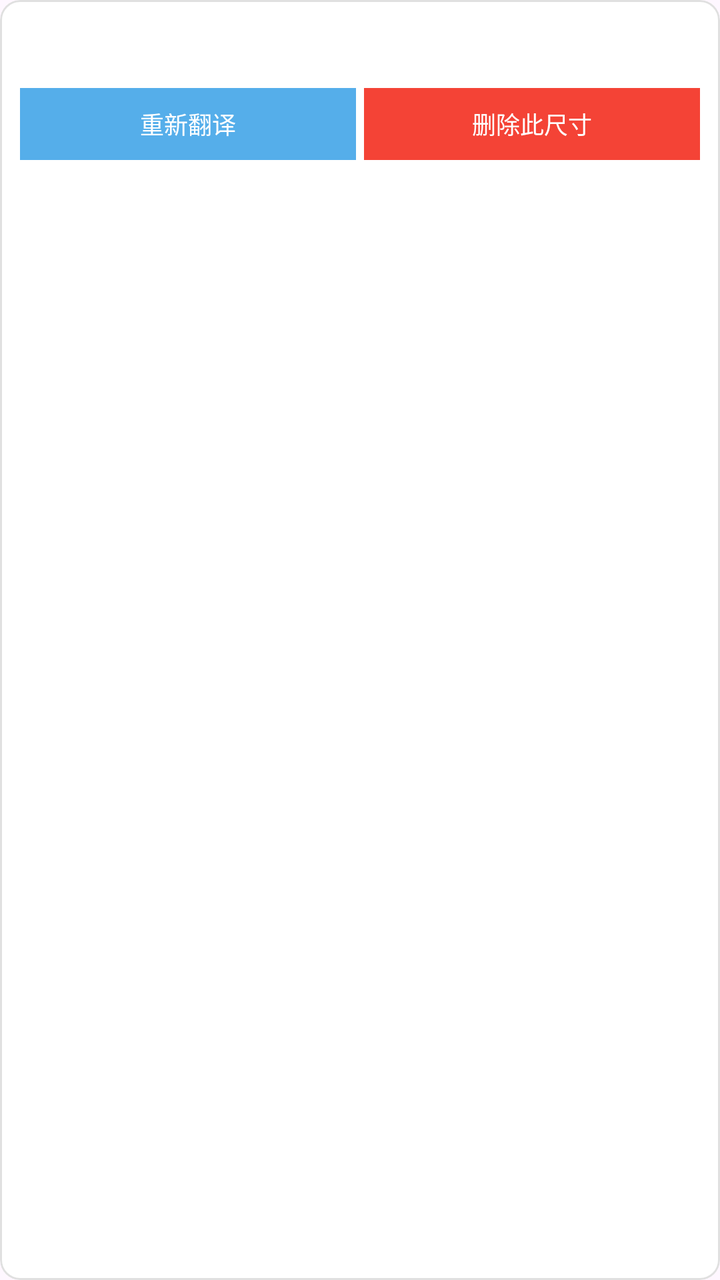
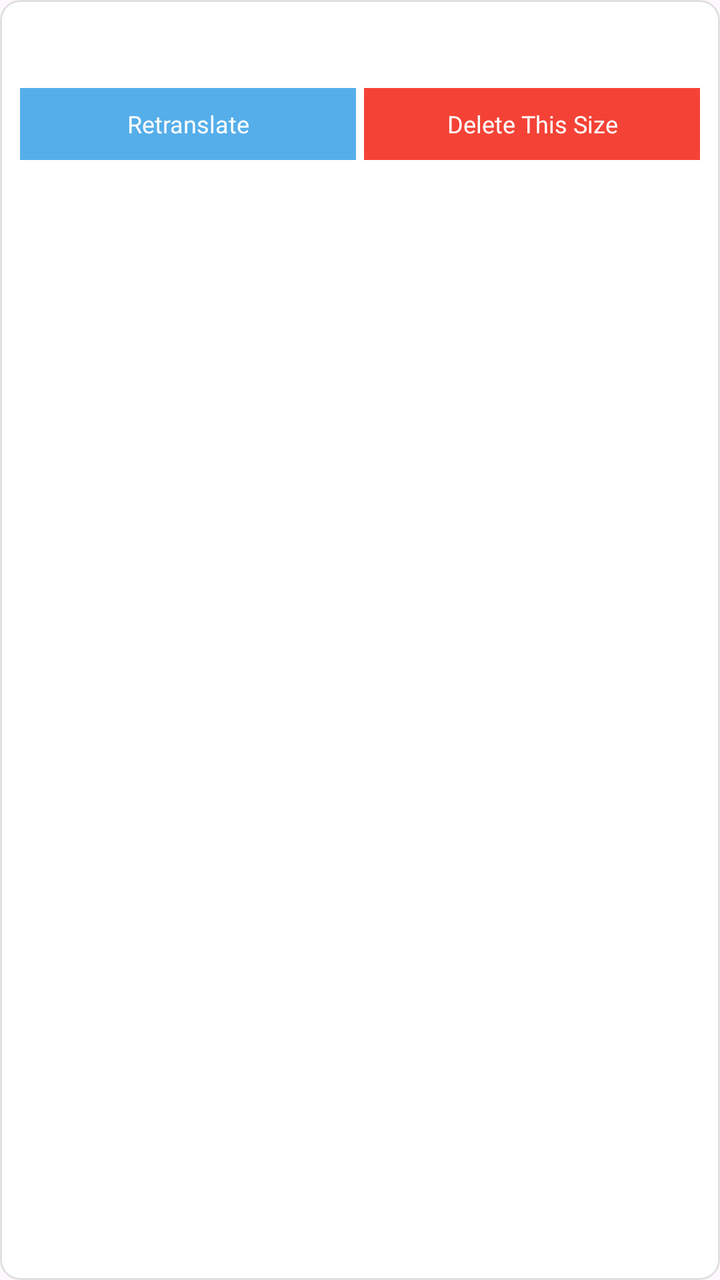

Two renders of the same Android screen: before a commit and after it. Below are the layout's source before the change and the commit's diff.
<!-- AndroidManifest.xml: application theme Theme.MT -->
<!-- res/layout/item_history_manga_manage.xml -->
<?xml version="1.0" encoding="utf-8"?>
<com.google.android.material.card.MaterialCardView xmlns:android="http://schemas.android.com/apk/res/android"
    xmlns:app="http://schemas.android.com/apk/res-auto"
    android:layout_width="match_parent"
    android:layout_height="wrap_content"
    android:layout_marginStart="4dp"
    android:layout_marginEnd="4dp"
    android:layout_marginTop="4dp"
    android:layout_marginBottom="4dp"
    app:cardCornerRadius="10dp"
    app:cardElevation="0dp"
    app:strokeWidth="1dp"
    app:strokeColor="#E0E0E0"
    app:cardBackgroundColor="#FFFFFF">

    <LinearLayout
        android:layout_width="match_parent"
        android:layout_height="wrap_content"
        android:orientation="vertical">

        
        <FrameLayout
            android:layout_width="match_parent"
            android:layout_height="wrap_content">

            <ImageView
                android:id="@+id/iv_thumbnail"
                android:layout_width="match_parent"
                android:layout_height="wrap_content"
                android:adjustViewBounds="true"
                android:maxHeight="200dp"
                android:scaleType="fitCenter" />

            
            <TextView
                android:id="@+id/tv_size_badge"
                android:layout_width="wrap_content"
                android:layout_height="wrap_content"
                android:layout_gravity="end|top"
                android:layout_marginTop="6dp"
                android:layout_marginEnd="6dp"
                android:background="@drawable/badge_background"
                android:paddingStart="6dp"
                android:paddingEnd="6dp"
                android:paddingTop="2dp"
                android:paddingBottom="2dp"
                android:textColor="#FFFFFF"
                android:textSize="10sp"
                android:textStyle="bold"
                android:visibility="gone" />

            
            <TextView
                android:id="@+id/tvRetranslateBadge"
                android:layout_width="wrap_content"
                android:layout_height="wrap_content"
                android:layout_gravity="end|top"
                android:layout_marginTop="6dp"
                android:layout_marginEnd="6dp"
                android:background="#CCFF6600"
                android:paddingStart="6dp"
                android:paddingEnd="6dp"
                android:paddingTop="2dp"
                android:paddingBottom="2dp"
                android:textColor="#FFFFFF"
                android:textSize="10sp"
                android:textStyle="bold"
                android:visibility="gone" />

            
            <TextView
                android:id="@+id/btnToggleImage"
                android:layout_width="36dp"
                android:layout_height="36dp"
                android:text="📷"
                android:textSize="16sp"
                android:gravity="center"
                android:background="#66000000"
                android:visibility="gone"
                android:clickable="true"
                android:focusable="true"
                android:layout_gravity="end|top"
                android:layout_marginTop="32dp"
                android:layout_marginEnd="6dp" />
        </FrameLayout>

        
        <LinearLayout
            android:layout_width="match_parent"
            android:layout_height="wrap_content"
            android:orientation="vertical"
            android:paddingStart="10dp"
            android:paddingEnd="10dp"
            android:paddingTop="8dp"
            android:paddingBottom="8dp">

            
            <TextView
                android:id="@+id/tv_phash"
                android:layout_width="wrap_content"
                android:layout_height="wrap_content"
                android:textColor="#999999"
                android:textSize="9sp"
                android:fontFamily="monospace"
                android:maxLines="1" />

            
            <LinearLayout
                android:layout_width="match_parent"
                android:layout_height="wrap_content"
                android:orientation="horizontal"
                android:gravity="center_vertical"
                android:layout_marginTop="3dp">

                <TextView
                    android:id="@+id/tv_translator_name"
                    android:layout_width="0dp"
                    android:layout_height="wrap_content"
                    android:layout_weight="1"
                    android:textColor="#666666"
                    android:textSize="11sp"
                    android:maxLines="1" />

                <TextView
                    android:id="@+id/tv_time"
                    android:layout_width="wrap_content"
                    android:layout_height="wrap_content"
                    android:textColor="#999999"
                    android:textSize="11sp" />
            </LinearLayout>

            
            <Spinner
                android:id="@+id/spinnerVariant"
                android:layout_width="match_parent"
                android:layout_height="wrap_content"
                android:layout_marginTop="4dp"
                android:visibility="gone" />

            
            <LinearLayout
                android:layout_width="match_parent"
                android:layout_height="wrap_content"
                android:orientation="horizontal"
                android:layout_marginTop="6dp"
                android:gravity="end">

                <TextView
                    android:id="@+id/btnRetranslate"
                    android:layout_width="0dp"
                    android:layout_height="36dp"
                    android:layout_weight="1"
                    android:text="重新翻译"
                    android:textSize="12sp"
                    android:textColor="#FFFFFF"
                    android:gravity="center"
                    android:background="#55AEEA"
                    android:clickable="true"
                    android:focusable="true" />

                <TextView
                    android:id="@+id/btnDeleteVariant"
                    android:layout_width="0dp"
                    android:layout_height="36dp"
                    android:layout_weight="1"
                    android:layout_marginStart="4dp"
                    android:text="删除此尺寸"
                    android:textSize="12sp"
                    android:textColor="#FFFFFF"
                    android:gravity="center"
                    android:background="#F44336"
                    android:clickable="true"
                    android:focusable="true" />
            </LinearLayout>
        </LinearLayout>
    </LinearLayout>

</com.google.android.material.card.MaterialCardView>
<!-- resources referenced by this layout -->
<resources>
  <!-- drawable badge_background (drawable) -->
  <?xml version="1.0" encoding="utf-8"?>
  <shape xmlns:android="http://schemas.android.com/apk/res/android"
      android:shape="rectangle">
      <solid android:color="#CC000000" />
      <corners android:radius="10dp" />
  </shape>
  <style name="Theme.MT" parent="Base.Theme.MT">
          
          <item name="android:navigationBarColor">@android:color/transparent</item>
          <item name="android:statusBarColor">@android:color/transparent</item>
          <item name="android:windowLightStatusBar">?attr/isLightTheme</item>
      </style>
  <style name="Base.Theme.MT" parent="Theme.Material3.Light.NoActionBar">
          <item name="colorPrimary">#55AEEA</item>
          <item name="android:navigationBarColor">
              @android:color/transparent
          </item>
          <item name="android:enforceNavigationBarContrast">false</item>
          <item name="android:enforceStatusBarContrast">false</item>
      </style>
</resources>

<!-- the commit's change to res/layout/item_history_manga_manage.xml (unified diff, before → after) -->
@@ -150,7 +150,7 @@
                     android:layout_width="0dp"
                     android:layout_height="36dp"
                     android:layout_weight="1"
-                    android:text="重新翻译"
+                    android:text="@string/history_retranslate"
                     android:textSize="12sp"
                     android:textColor="#FFFFFF"
                     android:gravity="center"
@@ -164,7 +164,7 @@
                     android:layout_height="36dp"
                     android:layout_weight="1"
                     android:layout_marginStart="4dp"
-                    android:text="删除此尺寸"
+                    android:text="@string/history_delete_variant"
                     android:textSize="12sp"
                     android:textColor="#FFFFFF"
                     android:gravity="center"
<!-- resource entries referenced after the edit -->
@@ -7,6 +7,8 @@
       <solid android:color="#CC000000" />
       <corners android:radius="10dp" />
   </shape>
+  <string name="history_delete_variant">Delete This Size</string>
+  <string name="history_retranslate">Retranslate</string>
   <style name="Theme.MT" parent="Base.Theme.MT">
           
           <item name="android:navigationBarColor">@android:color/transparent</item>
